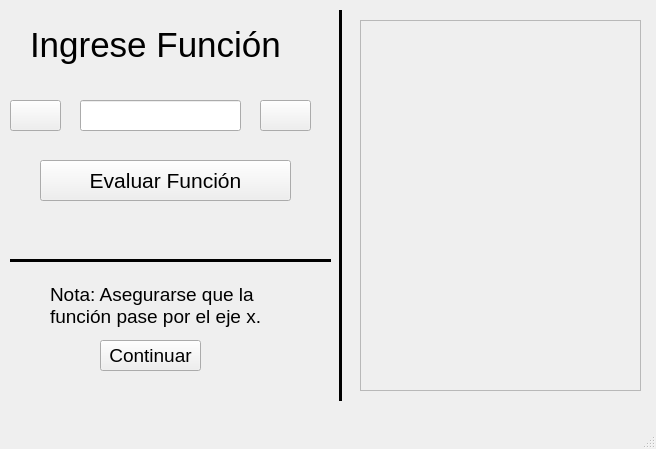
Old version of the form ProyectoMetodosNumericos/Ventanas/IngresarFuncion.ui in the repository jimmybanegas/ProyectoMetodosNumericos.
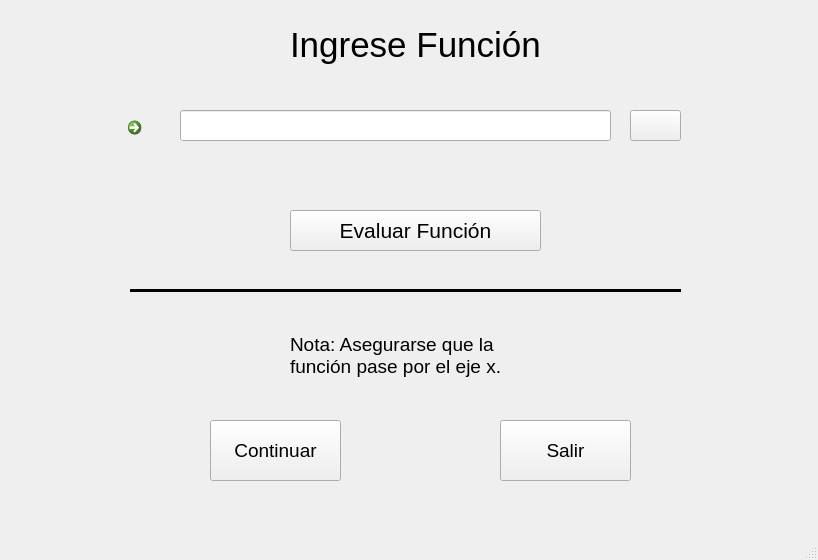
New version of the form. Icons and pictures are not drawn.

Diff of the .ui file:
```diff
--- a/ProyectoMetodosNumericos/Ventanas/IngresarFuncion.ui
+++ b/ProyectoMetodosNumericos/Ventanas/IngresarFuncion.ui
@@ -6,8 +6,8 @@
    <rect>
     <x>0</x>
     <y>0</y>
-    <width>656</width>
-    <height>449</height>
+    <width>818</width>
+    <height>560</height>
    </rect>
   </property>
   <property name="windowTitle">
@@ -17,7 +17,7 @@
    <widget class="QLabel" name="label">
     <property name="geometry">
      <rect>
-      <x>30</x>
+      <x>290</x>
       <y>10</y>
       <width>261</width>
       <height>71</height>
@@ -27,52 +27,12 @@
      <string>&lt;html&gt;&lt;head/&gt;&lt;body&gt;&lt;p&gt;&lt;span style=&quot; font-size:26pt;&quot;&gt;Ingrese Función&lt;/span&gt;&lt;/p&gt;&lt;/body&gt;&lt;/html&gt;</string>
     </property>
    </widget>
-   <widget class="Line" name="line">
-    <property name="geometry">
-     <rect>
-      <x>330</x>
-      <y>10</y>
-      <width>20</width>
-      <height>391</height>
-     </rect>
-    </property>
-    <property name="frameShadow">
-     <enum>QFrame::Plain</enum>
-    </property>
-    <property name="lineWidth">
-     <number>3</number>
-    </property>
-    <property name="orientation">
-     <enum>Qt::Vertical</enum>
-    </property>
-   </widget>
-   <widget class="QFrame" name="frame">
-    <property name="geometry">
-     <rect>
-      <x>360</x>
-      <y>20</y>
-      <width>281</width>
-      <height>371</height>
-     </rect>
-    </property>
-    <property name="font">
-     <font>
-      <pointsize>14</pointsize>
-     </font>
-    </property>
-    <property name="frameShape">
-     <enum>QFrame::StyledPanel</enum>
-    </property>
-    <property name="frameShadow">
-     <enum>QFrame::Raised</enum>
-    </property>
-   </widget>
    <widget class="QLineEdit" name="lnFuncion">
     <property name="geometry">
      <rect>
-      <x>80</x>
-      <y>100</y>
-      <width>161</width>
+      <x>180</x>
+      <y>110</y>
+      <width>431</width>
       <height>31</height>
      </rect>
     </property>
@@ -88,8 +48,8 @@
    <widget class="QPushButton" name="btnBorrar">
     <property name="geometry">
      <rect>
-      <x>260</x>
-      <y>100</y>
+      <x>630</x>
+      <y>110</y>
       <width>51</width>
       <height>31</height>
      </rect>
@@ -102,11 +62,11 @@
       <normaloff>:/edit-delete.png</normaloff>:/edit-delete.png</iconset>
     </property>
    </widget>
-   <widget class="QPushButton" name="pushButton_2">
+   <widget class="QCommandLinkButton" name="commandLinkButton_2">
     <property name="geometry">
      <rect>
-      <x>10</x>
-      <y>100</y>
+      <x>120</x>
+      <y>110</y>
       <width>51</width>
       <height>31</height>
      </rect>
@@ -122,8 +82,8 @@
    <widget class="QPushButton" name="btnEvaluar">
     <property name="geometry">
      <rect>
-      <x>40</x>
-      <y>160</y>
+      <x>290</x>
+      <y>210</y>
       <width>251</width>
       <height>41</height>
      </rect>
@@ -140,8 +100,8 @@
    <widget class="QLabel" name="label_2">
     <property name="geometry">
      <rect>
-      <x>50</x>
-      <y>280</y>
+      <x>290</x>
+      <y>330</y>
       <width>221</width>
       <height>51</height>
      </rect>
@@ -159,10 +119,10 @@
    <widget class="QPushButton" name="btnContinuar">
     <property name="geometry">
      <rect>
-      <x>100</x>
-      <y>340</y>
-      <width>101</width>
-      <height>31</height>
+      <x>210</x>
+      <y>420</y>
+      <width>131</width>
+      <height>61</height>
      </rect>
     </property>
     <property name="font">
@@ -177,9 +137,9 @@
    <widget class="Line" name="line_2">
     <property name="geometry">
      <rect>
-      <x>10</x>
-      <y>250</y>
-      <width>321</width>
+      <x>130</x>
+      <y>280</y>
+      <width>551</width>
       <height>20</height>
      </rect>
     </property>
@@ -193,6 +153,28 @@
      <enum>Qt::Horizontal</enum>
     </property>
    </widget>
+   <widget class="QPushButton" name="btnSalir">
+    <property name="geometry">
+     <rect>
+      <x>500</x>
+      <y>420</y>
+      <width>131</width>
+      <height>61</height>
+     </rect>
+    </property>
+    <property name="font">
+     <font>
+      <pointsize>14</pointsize>
+     </font>
+    </property>
+    <property name="text">
+     <string>Salir</string>
+    </property>
+    <property name="icon">
+     <iconset resource="imagenes/imagenes.qrc">
+      <normaloff>:/application-exit.png</normaloff>:/application-exit.png</iconset>
+    </property>
+   </widget>
   </widget>
   <widget class="QMenuBar" name="menubar">
    <property name="geometry">
```
Left out of the diff: 14 changed lines with no effect on the pictures.
